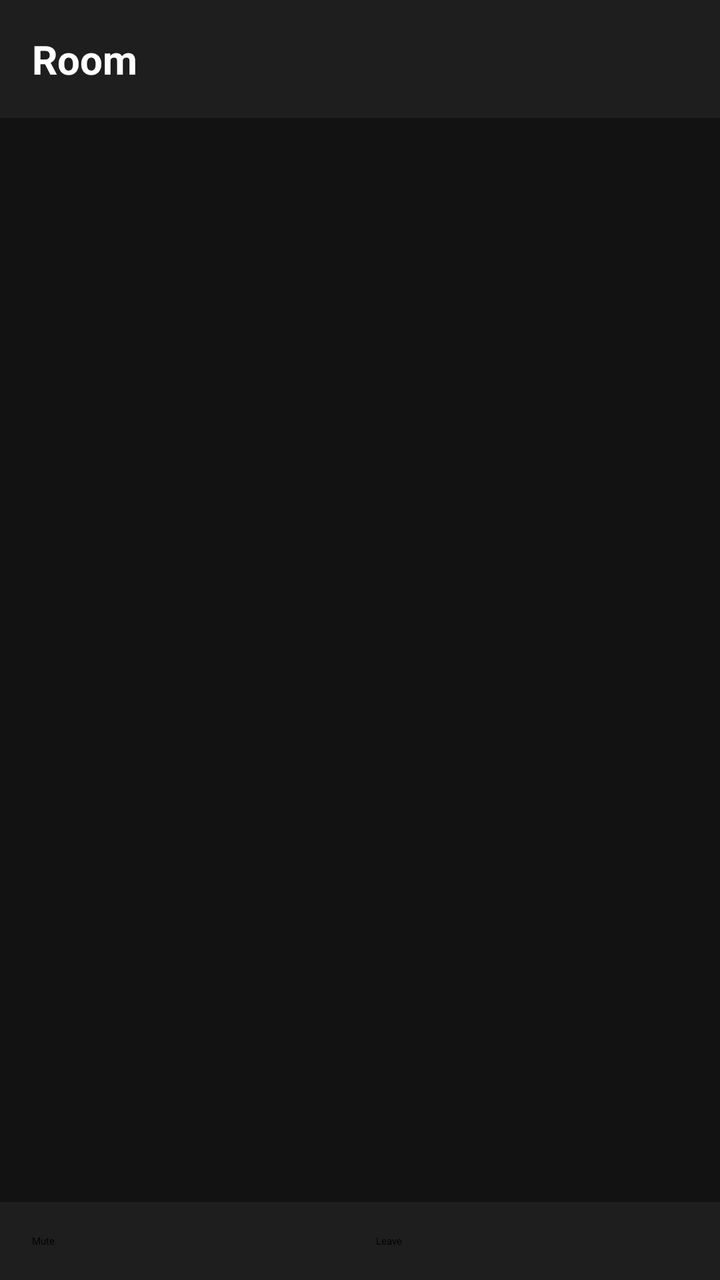
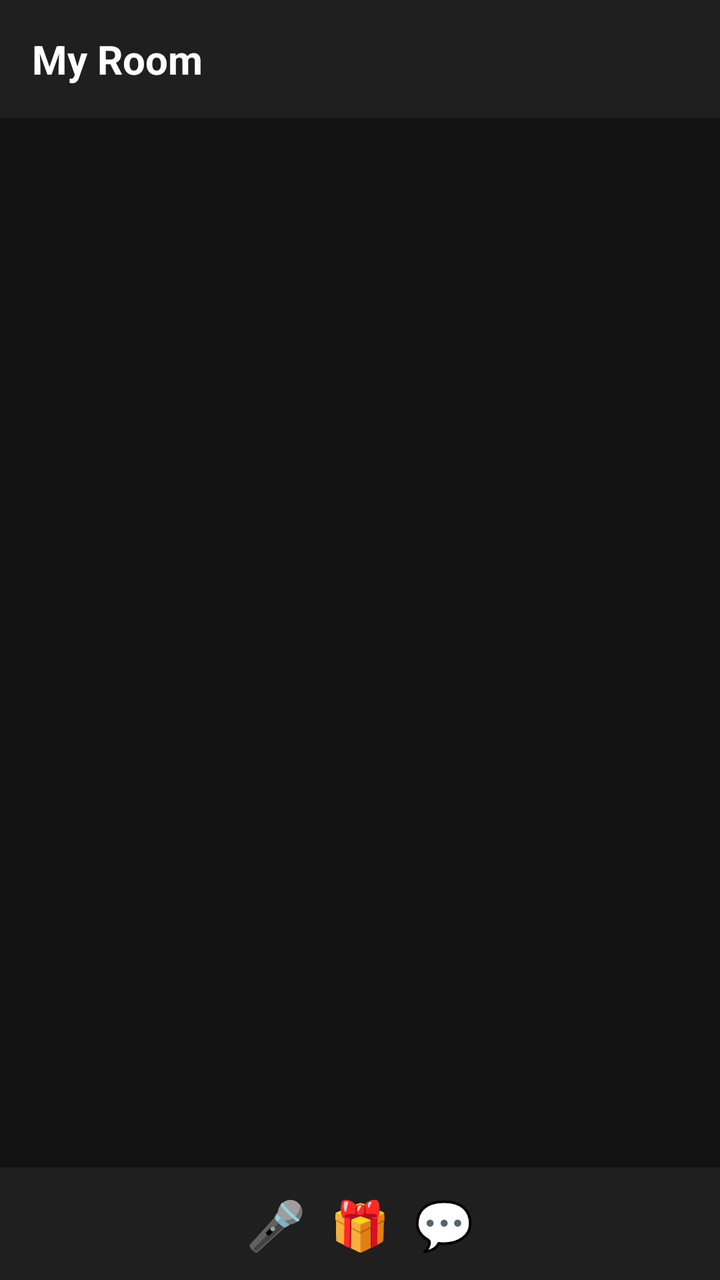

The first picture is an Android layout as it rendered before a commit; the second is the same layout after the commit. The layout source and the unified diff follow.
<!-- AndroidManifest.xml: application theme Theme.SRVoice -->
<!-- res/layout/activity_chatroom.xml -->
<?xml version="1.0" encoding="utf-8"?>
<LinearLayout xmlns:android="http://schemas.android.com/apk/res/android"
    android:layout_width="match_parent"
    android:layout_height="match_parent"
    android:orientation="vertical"
    android:background="#121212">

    <TextView
        android:id="@+id/txtRoomName"
        android:layout_width="match_parent"
        android:layout_height="wrap_content"
        android:text="Room"
        android:textColor="#FFFFFF"
        android:textSize="20sp"
        android:textStyle="bold"
        android:padding="16dp"
        android:background="#1E1E1E"/>

    <androidx.recyclerview.widget.RecyclerView
        android:id="@+id/recyclerUsers"
        android:layout_width="match_parent"
        android:layout_height="0dp"
        android:layout_weight="1"
        android:padding="8dp"/>

    <LinearLayout
        android:layout_width="match_parent"
        android:layout_height="wrap_content"
        android:orientation="horizontal"
        android:padding="16dp"
        android:gravity="center"
        android:background="#1E1E1E">

        <Button
            android:id="@+id/btnMute"
            android:layout_width="0dp"
            android:layout_height="wrap_content"
            android:layout_weight="1"
            android:text="Mute"
            android:layout_marginEnd="8dp"/>

        <Button
            android:id="@+id/btnLeave"
            android:layout_width="0dp"
            android:layout_height="wrap_content"
            android:layout_weight="1"
            android:text="Leave"
            android:layout_marginStart="8dp"/>

    </LinearLayout>
</LinearLayout>
<!-- resources referenced by this layout -->
<resources>

</resources>

<!-- the commit's change to res/layout/activity_chatroom.xml (unified diff, before → after) -->
@@ -5,17 +5,19 @@
     android:orientation="vertical"
     android:background="#121212">
 
+    
     <TextView
         android:id="@+id/txtRoomName"
         android:layout_width="match_parent"
         android:layout_height="wrap_content"
-        android:text="Room"
+        android:text="My Room"
         android:textColor="#FFFFFF"
+        android:textStyle="bold"
         android:textSize="20sp"
-        android:textStyle="bold"
         android:padding="16dp"
-        android:background="#1E1E1E"/>
+        android:background="#1F1F1F"/>
 
+    
     <androidx.recyclerview.widget.RecyclerView
         android:id="@+id/recyclerUsers"
         android:layout_width="match_parent"
@@ -23,29 +25,22 @@
         android:layout_weight="1"
         android:padding="8dp"/>
 
+    
     <LinearLayout
         android:layout_width="match_parent"
         android:layout_height="wrap_content"
         android:orientation="horizontal"
-        android:padding="16dp"
         android:gravity="center"
-        android:background="#1E1E1E">
+        android:padding="12dp"
+        android:background="#1F1F1F">
 
-        <Button
-            android:id="@+id/btnMute"
-            android:layout_width="0dp"
+        <TextView
+            android:layout_width="wrap_content"
             android:layout_height="wrap_content"
-            android:layout_weight="1"
-            android:text="Mute"
-            android:layout_marginEnd="8dp"/>
-
-        <Button
-            android:id="@+id/btnLeave"
-            android:layout_width="0dp"
-            android:layout_height="wrap_content"
-            android:layout_weight="1"
-            android:text="Leave"
-            android:layout_marginStart="8dp"/>
+            android:text="🎤  🎁  💬"
+            android:textColor="#FFFFFF"
+            android:textSize="24sp"/>
 
     </LinearLayout>
+
 </LinearLayout>
